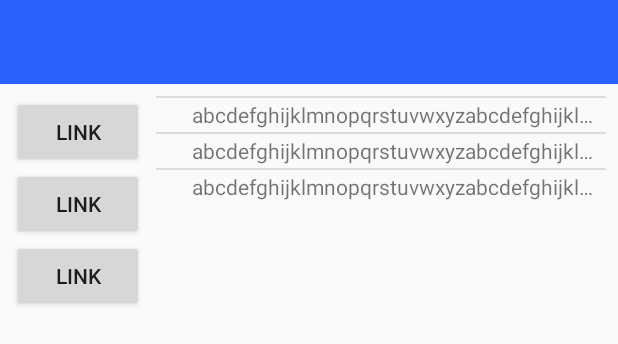
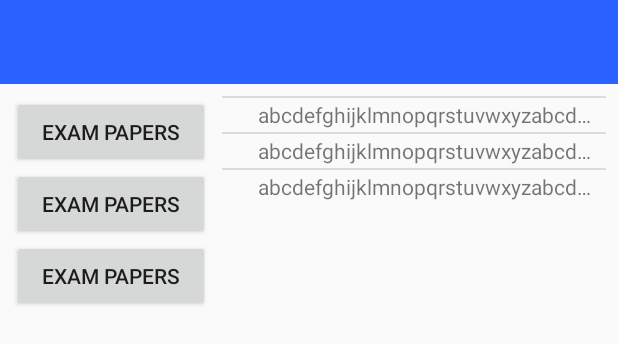
Before and after one commit to theturboturnip/warwick-browser, an Android app: the layout module_content.xml on its own in the app's theme, with its tools: preview values and no code run, on a phone screen of 412 x 824 dp. Shown: the top 344 px of the screen. Run offline under Robolectric (Android 15) with nearby library versions, the phone set to English and light mode, and no system bars.

Commit message:
Made link boxes fixed width

```diff
--- a/app/src/main/res/layout/module_content.xml
+++ b/app/src/main/res/layout/module_content.xml
@@ -36,7 +36,7 @@
 
     <androidx.recyclerview.widget.RecyclerView
         android:id="@+id/links"
-        android:layout_width="wrap_content"
+        android:layout_width="132sp"
         android:layout_height="0dp"
         android:layout_marginStart="8dp"
         android:layout_marginTop="8dp"
--- a/app/src/main/res/layout/module_link_item.xml
+++ b/app/src/main/res/layout/module_link_item.xml
@@ -4,6 +4,6 @@
     android:id="@+id/button"
     android:layout_width="match_parent"
     android:layout_height="wrap_content"
-    tools:text="Link">
+    tools:text="EXAM PAPERS">
 
 </Button>
```
